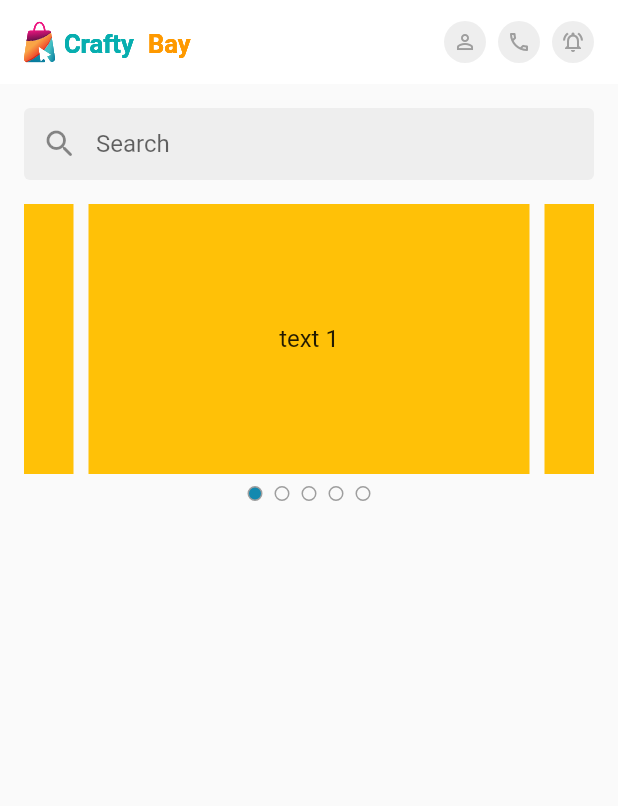
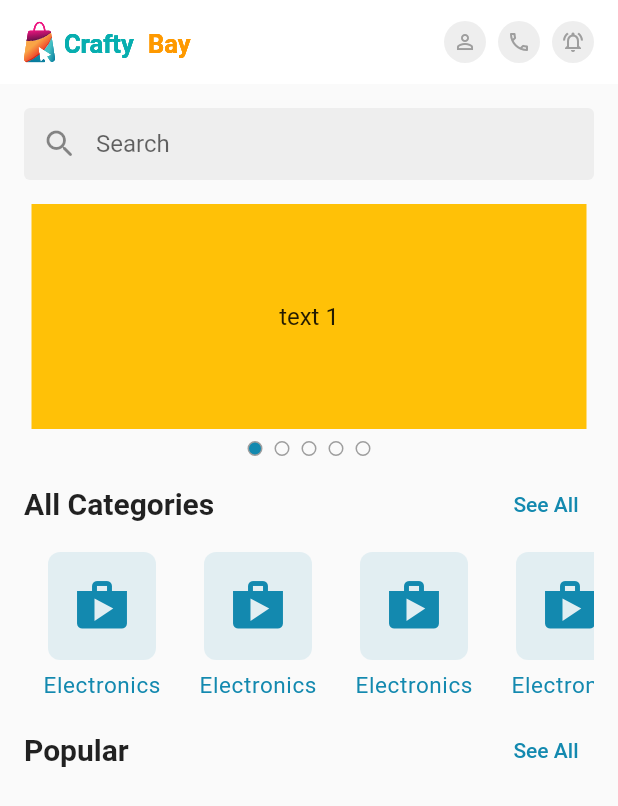
Before and after one commit to firose-munna/CraftyBay, a Flutter app: the screen it shows after launch, on a phone screen of 412 x 824 dp. Shown: the top 806 px of the screen. Run offline on Flutter 3.47's test engine with Material 2 defaults, Android fonts, the light colour scheme and no system bars; drawn by our look-alikes of carousel_slider; our stand-ins replace flutter_svg, get, pin_code_fields.

Commit message:
all category list added

```diff
--- a/lib/presentation/ui/screens/home_screen.dart
+++ b/lib/presentation/ui/screens/home_screen.dart
@@ -1,6 +1,8 @@
 import 'package:craftybay/presentation/ui/utility/image_paths.dart';
+import 'package:craftybay/presentation/ui/widgets/category_card.dart';
 import 'package:craftybay/presentation/ui/widgets/cicular_icon_button.dart';
 import 'package:craftybay/presentation/ui/widgets/home/home_slider.dart';
+import 'package:craftybay/presentation/ui/widgets/home/section_title.dart';
 import 'package:flutter/material.dart';
 import 'package:flutter_svg/flutter_svg.dart';
 
@@ -12,9 +14,6 @@ class HomeScreen extends StatefulWidget {
 }
 
 class _HomeScreenState extends State<HomeScreen> {
-
-
-
   @override
   Widget build(BuildContext context) {
     return Scaffold(
@@ -68,8 +67,30 @@ class _HomeScreenState extends State<HomeScreen> {
                 height: 16,
               ),
               const HomeSlider(),
-
-
+              const SizedBox(
+                height: 8,
+              ),
+              SectionTitle(title: 'All Categories', onTap: () {}),
+              const SizedBox(
+                height: 8,
+              ),
+              SizedBox(
+                height: 100,
+                child: ListView.builder(
+                  itemCount: 10,
+                  scrollDirection: Axis.horizontal,
+                  itemBuilder: (context, index) {
+                    return const CategoryCard();
+                  },
+                ),
+              ),
+              const SizedBox(
+                height: 8,
+              ),
+              SectionTitle(title: 'Popular', onTap: () {}),
+              const SizedBox(
+                height: 8,
+              ),
             ],
           ),
         ),
--- /dev/null
+++ b/lib/presentation/ui/widgets/category_card.dart
@@ -0,0 +1,39 @@
+import 'package:craftybay/presentation/ui/utility/color_palette.dart';
+import 'package:flutter/material.dart';
+
+class CategoryCard extends StatelessWidget {
+  const CategoryCard({
+    super.key,
+  });
+
+  @override
+  Widget build(BuildContext context) {
+    return Padding(
+      padding: const EdgeInsets.symmetric(horizontal: 8),
+      child: Column(
+        children: [
+          Container(
+            margin: const EdgeInsets.symmetric(horizontal: 8),
+            padding: const EdgeInsets.all(16),
+
+            decoration: BoxDecoration(
+                color: AppColors.primaryColor.withOpacity(0.1),
+                borderRadius: BorderRadius.circular(8)
+            ),
+            child: const Icon(Icons.shop, size:  40, color: AppColors.primaryColor,),
+          ),
+          const SizedBox(
+            height: 8,
+          ),
+          const Text("Electronics", style: TextStyle(
+              fontSize: 15,
+              color: AppColors.primaryColor,
+              letterSpacing: 0.4
+          ),),
+
+
+        ],
+      ),
+    );
+  }
+}
--- a/lib/presentation/ui/widgets/home/home_slider.dart
+++ b/lib/presentation/ui/widgets/home/home_slider.dart
@@ -17,8 +17,9 @@ class _HomeSliderState extends State<HomeSlider> {
       children: [
         CarouselSlider(
           options: CarouselOptions(
-              height: 180.0,
+              height: 150.0,
               autoPlay: true,
+              viewportFraction: 1,
               autoPlayInterval: const Duration(seconds: 3),
               onPageChanged: (int page, _){
                 _selectedSlider.value = page;
--- /dev/null
+++ b/lib/presentation/ui/widgets/home/section_title.dart
@@ -0,0 +1,27 @@
+import 'package:flutter/material.dart';
+
+class SectionTitle extends StatelessWidget {
+  const SectionTitle({
+    super.key, required this.title, required this.onTap,
+  });
+
+  final String title;
+  final VoidCallback onTap;
+
+  @override
+  Widget build(BuildContext context) {
+    return Row(
+      mainAxisAlignment: MainAxisAlignment.spaceBetween,
+      children: [
+        Text(
+          title,
+          style: const TextStyle(fontWeight: FontWeight.w700, fontSize: 20),
+        ),
+        TextButton(
+          onPressed: onTap,
+          child: const Text("See All"),
+        ),
+      ],
+    );
+  }
+}
```
